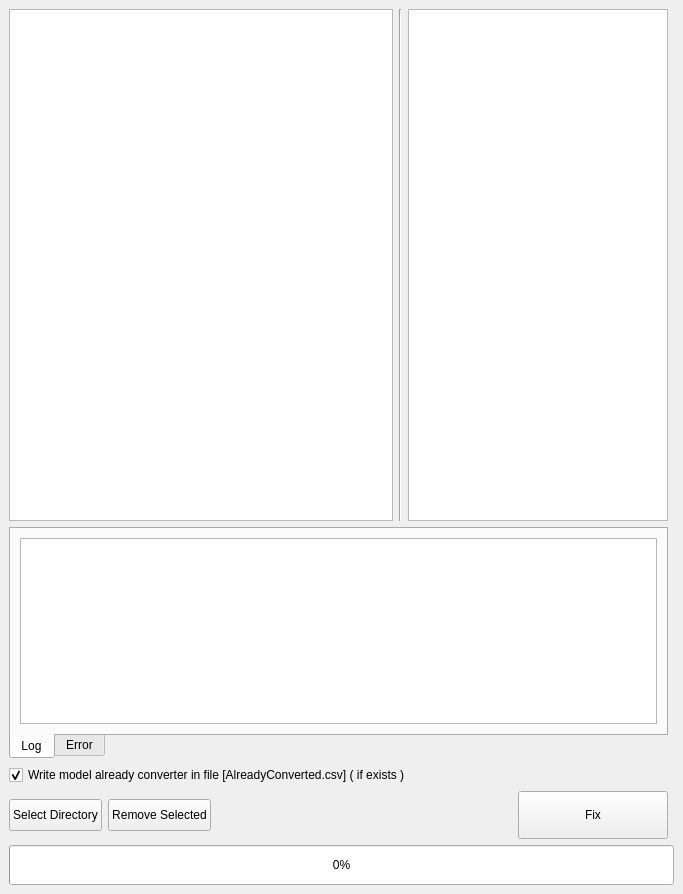
Before: the Qt Designer form txid.ui in Intemporel/FixTXID, drawn with Qt 5.
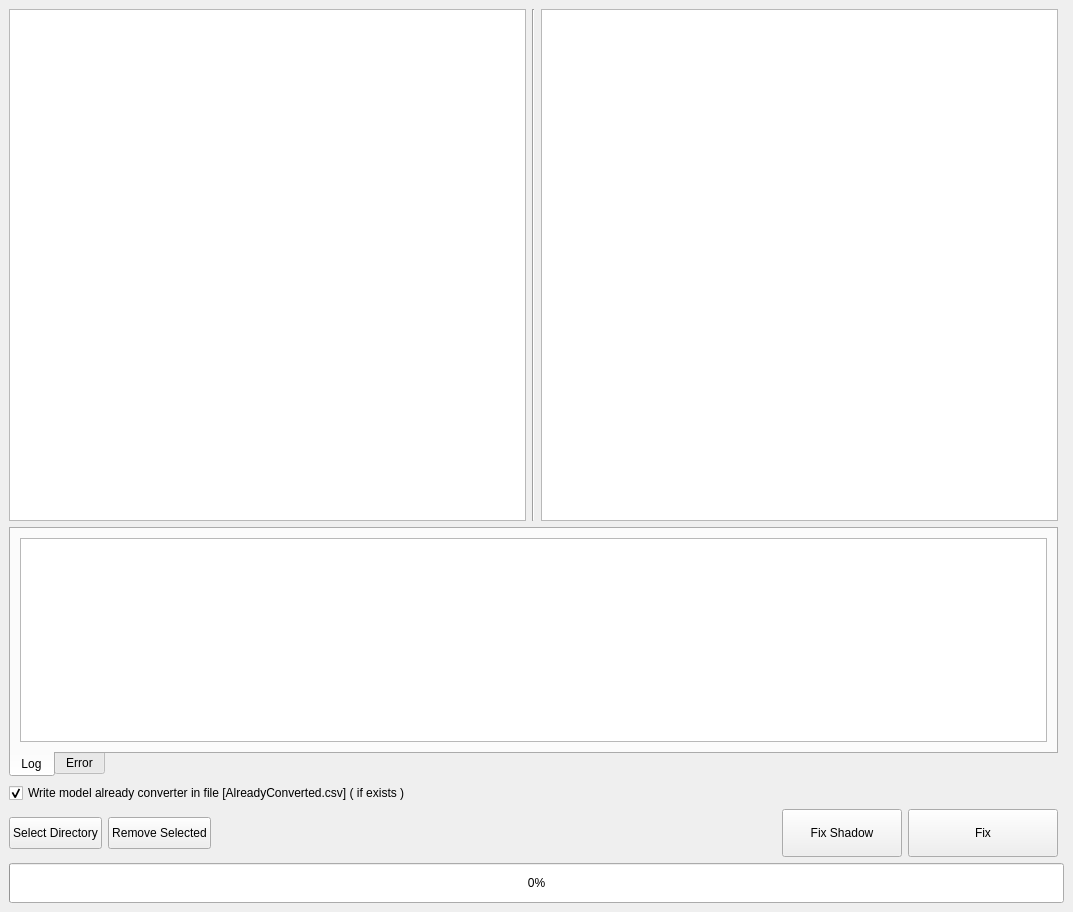
After: the same form once the commit is applied.

Commit message:
New TreeView + Fix shadow for 3.3.5 model
New tree view for list model with a dropped path.
New shadow fix, thanks to **Ayahne** and **ix.temp** for this fix tricks

```diff
--- a/txid.ui
+++ b/txid.ui
@@ -6,8 +6,8 @@
    <rect>
     <x>0</x>
     <y>0</y>
-    <width>683</width>
-    <height>894</height>
+    <width>1073</width>
+    <height>912</height>
    </rect>
   </property>
   <property name="windowTitle">
@@ -75,6 +75,19 @@
         </property>
        </widget>
       </item>
+      <item>
+       <widget class="QPushButton" name="fix_shadow">
+        <property name="minimumSize">
+         <size>
+          <width>120</width>
+          <height>48</height>
+         </size>
+        </property>
+        <property name="text">
+         <string>Fix Shadow</string>
+        </property>
+       </widget>
+      </item>
       <item>
        <widget class="QPushButton" name="fix">
         <property name="enabled">
@@ -150,7 +163,7 @@
          <number>0</number>
         </property>
         <item>
-         <widget class="QTreeWidget" name="treeModel">
+         <widget class="QTreeView" name="treeView">
           <property name="minimumSize">
            <size>
             <width>384</width>
@@ -163,14 +176,6 @@
           <property name="selectionMode">
            <enum>QAbstractItemView::ExtendedSelection</enum>
           </property>
-          <attribute name="headerVisible">
-           <bool>false</bool>
-          </attribute>
-          <column>
-           <property name="text">
-            <string notr="true">1</string>
-           </property>
-          </column>
          </widget>
         </item>
         <item>
```
Left out of the diff: 2 changed lines with no effect on the pictures. The commit also changes 4 other files.
